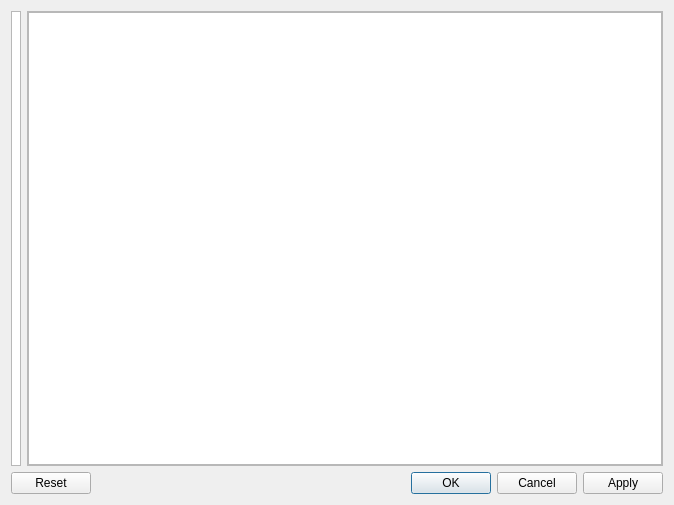
Qt form Updraft/src/core/ui/settingsdialog.ui (updraft/updraft) before a commit.
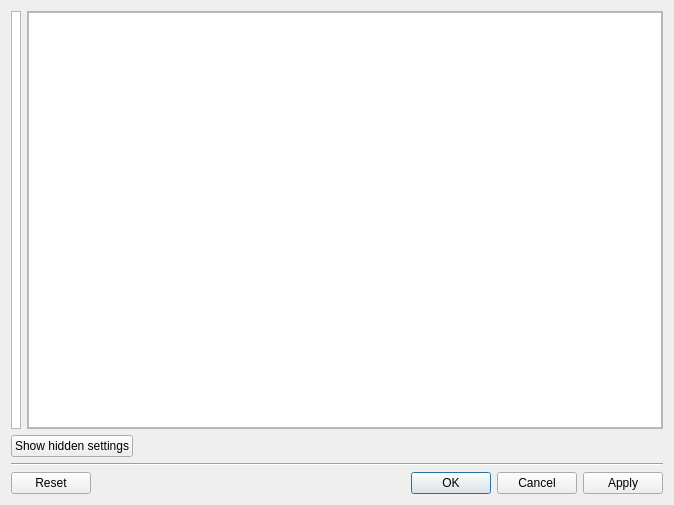
The same form after that commit. Custom widgets are drawn as their Qt base class.

Commit message: Settings can now be both visible and hidden

Patch:
```diff
--- a/Updraft/src/core/ui/settingsdialog.ui
+++ b/Updraft/src/core/ui/settingsdialog.ui
@@ -72,8 +72,8 @@
          <rect>
           <x>0</x>
           <y>0</y>
-          <width>636</width>
-          <height>450</height>
+          <width>642</width>
+          <height>424</height>
          </rect>
         </property>
         <property name="sizePolicy">
@@ -95,6 +95,43 @@
      </item>
     </layout>
    </item>
+   <item>
+    <layout class="QHBoxLayout" name="horizontalLayout_2">
+     <item>
+      <widget class="QPushButton" name="showHidden">
+       <property name="sizePolicy">
+        <sizepolicy hsizetype="Maximum" vsizetype="Fixed">
+         <horstretch>0</horstretch>
+         <verstretch>0</verstretch>
+        </sizepolicy>
+       </property>
+       <property name="text">
+        <string>Show hidden settings</string>
+       </property>
+      </widget>
+     </item>
+     <item>
+      <spacer name="horizontalSpacer">
+       <property name="orientation">
+        <enum>Qt::Horizontal</enum>
+       </property>
+       <property name="sizeHint" stdset="0">
+        <size>
+         <width>40</width>
+         <height>20</height>
+        </size>
+       </property>
+      </spacer>
+     </item>
+    </layout>
+   </item>
+   <item>
+    <widget class="Line" name="line">
+     <property name="orientation">
+      <enum>Qt::Horizontal</enum>
+     </property>
+    </widget>
+   </item>
    <item>
     <widget class="QDialogButtonBox" name="buttonBox">
      <property name="orientation">
```
The commit also changes 11 other files.
